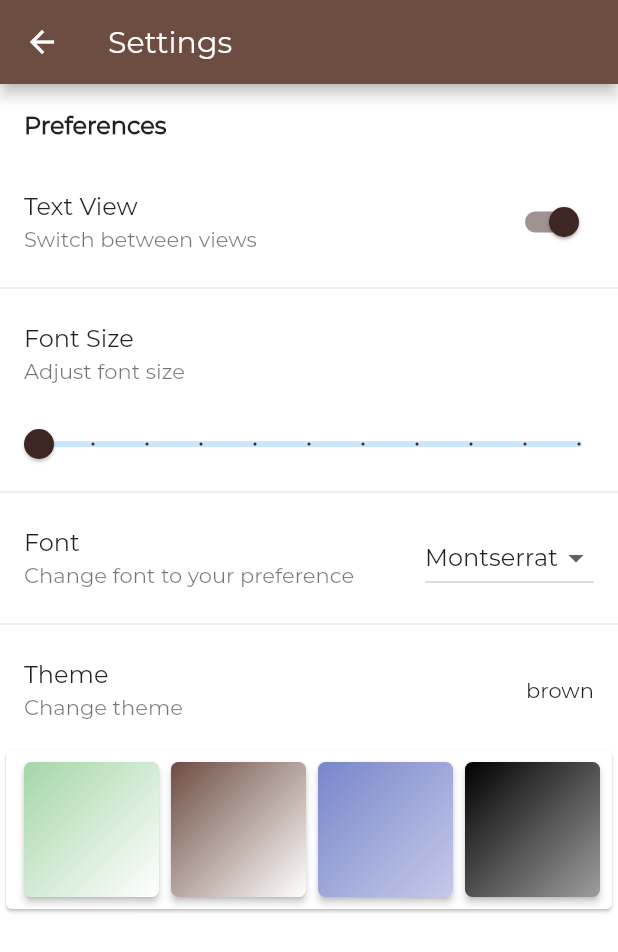
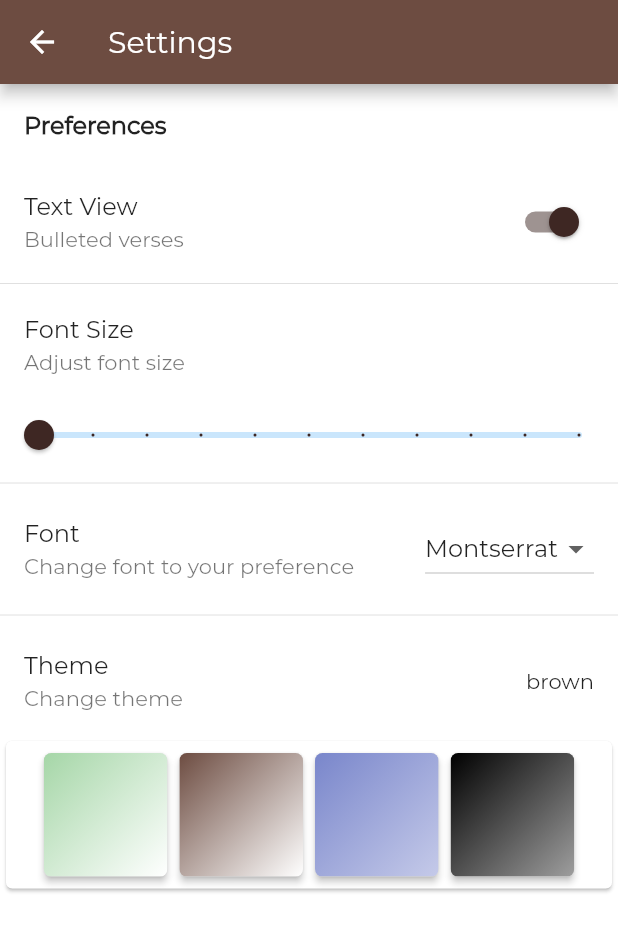
Before and after one commit to dpolowood/flutter-pocket-bible, a Flutter app: the screen it shows after launch, after a tap on the "settings" icon, on a phone screen of 412 x 824 dp. Shown: the top 952 px of the screen. Run offline on Flutter 3.47's test engine with Material 2 defaults, Android fonts, the phone set to English and light mode, and no system bars; our stand-ins replace shared_preferences, sqflite; accounts and stored records are empty.

Commit message:
fixed scaling on smaller phones

```diff
--- a/lib/screens/bible_homepage.dart
+++ b/lib/screens/bible_homepage.dart
@@ -41,17 +41,15 @@ class BibleHomePage extends StatelessWidget {
             actions: <Widget>[
               Container(
                 child: bookDropDown(bibleState, context),
-                padding: const EdgeInsets.only(top: 16.0, right: 12.0),
+                padding: const EdgeInsets.only(top: 16.0, right: 2.0),
               ),
               Container(
                 child: chapterDropDown(bibleState, context),
-                padding: const EdgeInsets.only(top: 16.0, right: 2.0),
+                padding: const EdgeInsets.only(top: 16.0, right: 1.0),
               ),
               IconButton(
-                icon: Icon(
-                  Icons.language,
-                  color: Theme.of(context).iconTheme.color,
-                ),
+                icon: Icon(Icons.language,
+                    color: Theme.of(context).iconTheme.color),
                 tooltip: 'Change Version',
                 onPressed: () {
                   if (bibleState.databaseNameState == 'RV1960.db') {
@@ -62,10 +60,8 @@ class BibleHomePage extends StatelessWidget {
                 },
               ),
               IconButton(
-                icon: Icon(
-                  Icons.settings,
-                  color: Theme.of(context).iconTheme.color,
-                ),
+                icon: Icon(Icons.settings,
+                    color: Theme.of(context).iconTheme.color),
                 tooltip: "Settings page",
                 onPressed: () {
                   Navigator.push(
--- a/lib/screens/search_page.dart
+++ b/lib/screens/search_page.dart
@@ -62,7 +62,7 @@ class BibleSearch extends SearchDelegate {
                 itemBuilder: (BuildContext context, int index) {
                   return Container(
                     child: ListTile(
-                      dense: false,
+                      dense: true,
                       leading: Text(
                         "${bibleState.bookNumberMap[results[index].verseBookNumber]} " +
                             "${results[index].chapter}",
--- a/lib/screens/settings_page.dart
+++ b/lib/screens/settings_page.dart
@@ -2,21 +2,15 @@ import 'package:flutter/material.dart';
 
 import 'package:pocketbible/bloc/bible_bloc.dart';
 
-class SettingsPage extends StatefulWidget {
+class SettingsPage extends StatelessWidget {
   final BibleBloc bibleState;
 
   SettingsPage(this.bibleState);
 
   @override
-  _SettingsPageState createState() => _SettingsPageState(bibleState);
-}
+  Widget build(BuildContext context) {
+    var buttonSize = MediaQuery.of(context).size.width / 5;
 
-class _SettingsPageState extends State<SettingsPage> {
-  BibleBloc bibleState;
-  _SettingsPageState(this.bibleState);
-  var value = true;
-  @override
-  Widget build(BuildContext context) {
     return Scaffold(
       appBar: AppBar(
         title: Text("Settings"),
@@ -32,14 +26,14 @@ class _SettingsPageState extends State<SettingsPage> {
           SwitchListTile(
             activeColor: Theme.of(context).accentColor,
             title: Text("Text View"),
-            subtitle: Text("Switch between views"),
+            subtitle: Text("Bulleted verses"),
             value: bibleState.viewSlider,
             onChanged: (bool newView) {
               bibleState.viewSlider = newView;
             },
           ),
           Divider(
-            height: 16,
+            height: 10,
           ),
           ListTile(
             title: Text("Font Size"),
@@ -99,10 +93,11 @@ class _SettingsPageState extends State<SettingsPage> {
           Card(
             color: Theme.of(context).canvasColor,
             child: ButtonBar(
+              alignment: MainAxisAlignment.center,
               children: <Widget>[
                 Container(
-                  height: 90.0,
-                  width: 90.0,
+                  height: buttonSize,
+                  width: buttonSize,
                   child: RaisedButton(
                     onPressed: () {
                       bibleState.theme = 'soft green';
@@ -124,8 +119,8 @@ class _SettingsPageState extends State<SettingsPage> {
                   ),
                 ),
                 Container(
-                  height: 90.0,
-                  width: 90.0,
+                  height: buttonSize,
+                  width: buttonSize,
                   child: RaisedButton(
                     onPressed: () {
                       bibleState.theme = 'brown';
@@ -147,8 +142,8 @@ class _SettingsPageState extends State<SettingsPage> {
                   ),
                 ),
                 Container(
-                  height: 90.0,
-                  width: 90.0,
+                  height: buttonSize,
+                  width: buttonSize,
                   child: RaisedButton(
                     onPressed: () {
                       bibleState.theme = 'genie';
@@ -173,8 +168,8 @@ class _SettingsPageState extends State<SettingsPage> {
                   ),
                 ),
                 Container(
-                  height: 90.0,
-                  width: 90.0,
+                  height: buttonSize,
+                  width: buttonSize,
                   child: RaisedButton(
                     onPressed: () {
                       bibleState.theme = 'dark';
```
Also changed, not shown: lib/bloc/bible_bloc.dart (+9 -13 lines).
